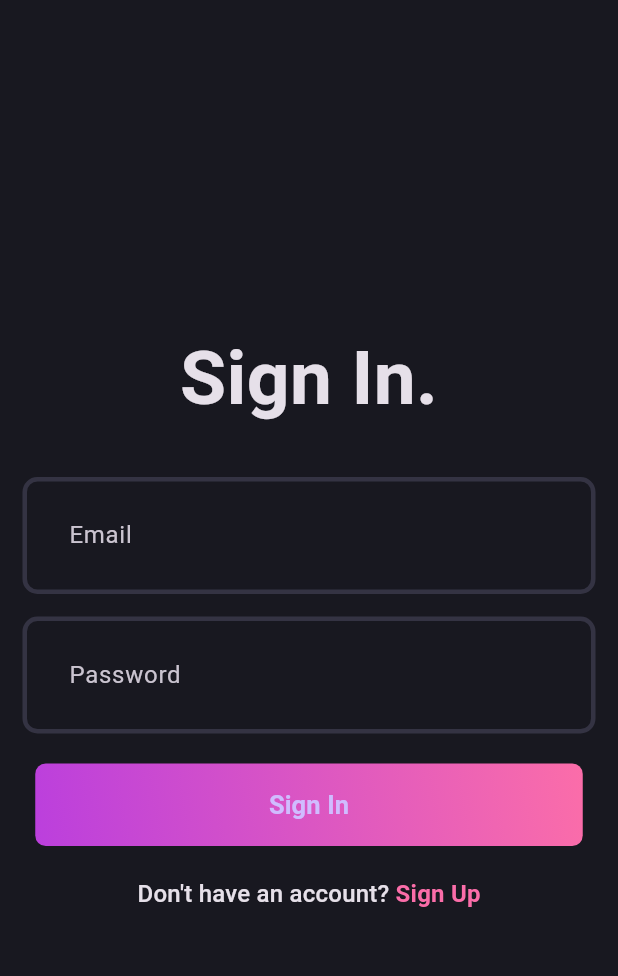
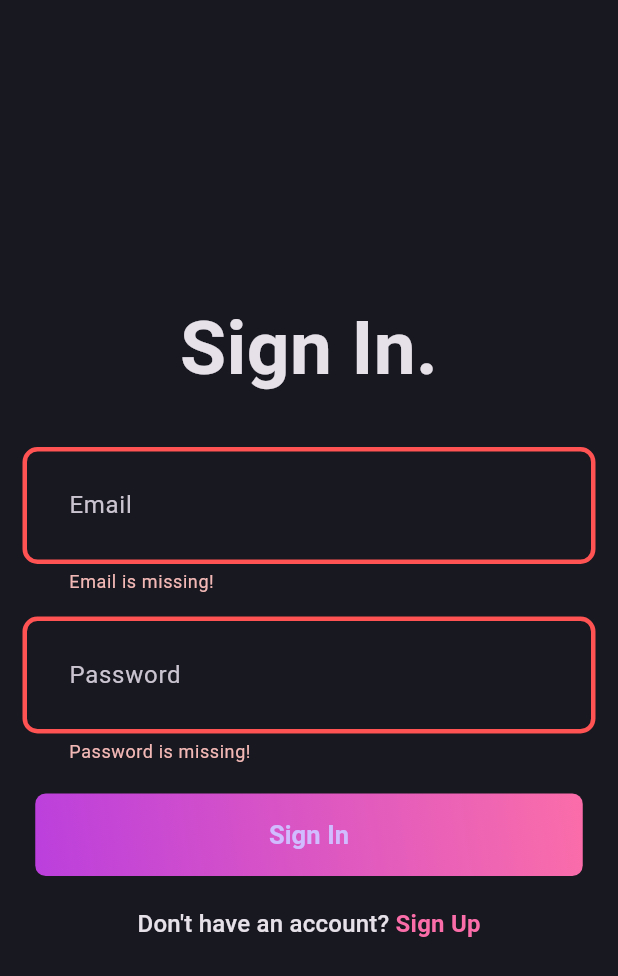
Before and after one commit to ehsanul1100/blog_app, a Flutter app: the screen it shows after launch, after a tap on "Sign In", on a phone screen of 412 x 824 dp. Shown: the top 976 px of the screen. Run offline on Flutter 3.47's test engine with Material 3 defaults, Android fonts, the phone set to English and light mode, and no system bars; our stand-ins replace cloud_firestore, firebase_auth, firebase_core, flutter_bloc, fpdart, gap and 1 more; accounts and stored records are empty.

Commit message:
Complete user Authentication feature.

```diff
--- /dev/null
+++ b/lib/features/auth/domain/usecases/user_login.dart
@@ -0,0 +1,22 @@
+import 'package:blog_app/core/error/failures.dart';
+import 'package:blog_app/core/usecase/usecase.dart';
+import 'package:blog_app/features/auth/domain/entities/user.dart';
+import 'package:blog_app/features/auth/domain/repository/auth_repository.dart';
+import 'package:fpdart/fpdart.dart';
+
+class UserLogin implements UseCase<User, UserLoginParameters> {
+  final AuthRepository authRepository;
+  const UserLogin({required this.authRepository});
+  @override
+  Future<Either<Failure, User>> call(UserLoginParameters params) async {
+    return await authRepository.logInWithEmailPassword(
+        email: params.email, password: params.password);
+  }
+}
+
+class UserLoginParameters {
+  final String email;
+  final String password;
+
+  UserLoginParameters({required this.email, required this.password});
+}
--- a/lib/features/auth/presentation/bloc/auth_bloc.dart
+++ b/lib/features/auth/presentation/bloc/auth_bloc.dart
@@ -1,4 +1,5 @@
 import 'package:blog_app/features/auth/domain/entities/user.dart';
+import 'package:blog_app/features/auth/domain/usecases/user_login.dart';
 import 'package:blog_app/features/auth/domain/usecases/user_sign_up.dart';
 import 'package:flutter/material.dart';
 import 'package:flutter_bloc/flutter_bloc.dart';
@@ -8,14 +9,27 @@ part 'auth_state.dart';
 
 class AuthBloc extends Bloc<AuthEvent, AuthState> {
   final UserSignUp _userSignUp;
-  AuthBloc({required UserSignUp userSignUp})
+  final UserLogin _userLogin;
+  AuthBloc({required UserSignUp userSignUp, required UserLogin userLogin})
       : _userSignUp = userSignUp,
+        _userLogin = userLogin,
         super(AuthInitial()) {
-    on<AuthSignUp>((event, emit) async {
-      final response = await _userSignUp(UserSignUpParams(
-          name: event.name, email: event.email, password: event.password));
-      response.fold((l) => emit(AuthFailure(message: l.message)),
-          (r) => emit(AuthSuccess(user: r)));
-    });
+    on<AuthSignUp>(_onAuthSignUp);
+    on<AuthLogin>(_onAuthLogin);
+  }
+  void _onAuthSignUp(AuthSignUp event, Emitter<AuthState> emit) async {
+    emit(AuthLoading());
+    final response = await _userSignUp(UserSignUpParams(
+        name: event.name, email: event.email, password: event.password));
+    response.fold((l) => emit(AuthFailure(message: l.message)),
+        (r) => emit(AuthSuccess(user: r)));
+  }
+
+  void _onAuthLogin(AuthLogin event, Emitter<AuthState> emit) async {
+    emit(AuthLoading());
+    final response = await _userLogin(
+        UserLoginParameters(email: event.email, password: event.password));
+    response.fold((l) => emit(AuthFailure(message: l.message)),
+        (r) => emit(AuthSuccess(user: r)));
   }
 }
--- a/lib/features/auth/presentation/bloc/auth_event.dart
+++ b/lib/features/auth/presentation/bloc/auth_event.dart
@@ -14,3 +14,13 @@ final class AuthSignUp extends AuthEvent {
     required this.password,
   });
 }
+
+class AuthLogin extends AuthEvent {
+  final String email;
+  final String password;
+
+  AuthLogin({
+    required this.email,
+    required this.password,
+  });
+}
--- a/lib/features/auth/presentation/pages/login_page.dart
+++ b/lib/features/auth/presentation/pages/login_page.dart
@@ -1,8 +1,12 @@
+import 'package:blog_app/core/common/widgets/loader.dart';
 import 'package:blog_app/core/theme/app_pallete.dart';
+import 'package:blog_app/core/utils/show_snackbar.dart';
+import 'package:blog_app/features/auth/presentation/bloc/auth_bloc.dart';
 import 'package:blog_app/features/auth/presentation/pages/signup_page.dart';
 import 'package:blog_app/features/auth/presentation/widgets/auth_field.dart';
 import 'package:blog_app/features/auth/presentation/widgets/auth_gradient_button.dart';
 import 'package:flutter/material.dart';
+import 'package:flutter_bloc/flutter_bloc.dart';
 import 'package:gap/gap.dart';
 
 class LoginPage extends StatefulWidget {
@@ -33,13 +37,24 @@ class _LoginPageState extends State<LoginPage> {
     return Scaffold(
       body: Padding(
         padding: const EdgeInsets.all(15.0),
-        child: Form(
+        child: BlocConsumer<AuthBloc, AuthState>(
+          listener: (context, state) {
+            if (state is AuthFailure) {
+              showSnackBar(context, state.message);
+            }
+          },
+          builder: (context, state) {
+            if (state is AuthLoading) {
+              return const Loader();
+            }
+            return Form(
               key: formKey,
               child: Column(
                 mainAxisAlignment: MainAxisAlignment.center,
                 children: [
                   Text('Sign In.',
-                  style: TextStyle(fontSize: 50, fontWeight: FontWeight.bold)),
+                      style:
+                          TextStyle(fontSize: 50, fontWeight: FontWeight.bold)),
                   Gap(30),
                   AuthField(
                     hintText: "Email",
@@ -54,7 +69,13 @@ class _LoginPageState extends State<LoginPage> {
                   Gap(20),
                   AuthGradientButton(
                     buttonText: 'Sign In',
-                onPressed: () {},
+                    onPressed: () {
+                      if (formKey.currentState!.validate()) {
+                        context.read<AuthBloc>().add(AuthLogin(
+                            email: emailController.text.trim(),
+                            password: passwordController.text.trim()));
+                      }
+                    },
                   ),
                   Gap(20),
                   GestureDetector(
@@ -79,6 +100,8 @@ class _LoginPageState extends State<LoginPage> {
                   )
                 ],
               ),
+            );
+          },
         ),
       ),
     );
--- a/lib/init_dependencies.dart
+++ b/lib/init_dependencies.dart
@@ -1,6 +1,7 @@
 import 'package:blog_app/features/auth/data/datasources/auth_remote_data_sources.dart';
 import 'package:blog_app/features/auth/data/repositories/auth_repository_impl.dart';
 import 'package:blog_app/features/auth/domain/repository/auth_repository.dart';
+import 'package:blog_app/features/auth/domain/usecases/user_login.dart';
 import 'package:blog_app/features/auth/domain/usecases/user_sign_up.dart';
 import 'package:blog_app/features/auth/presentation/bloc/auth_bloc.dart';
 import 'package:cloud_firestore/cloud_firestore.dart';
@@ -39,8 +40,14 @@ void _initAuth() {
     ),
   );
 
+  serviceLocator.registerFactory(
+    () => UserLogin(
+      authRepository: serviceLocator(),
+    ),
+  );
+
   serviceLocator.registerLazySingleton(
-    () => AuthBloc(userSignUp: serviceLocator()),
+    () => AuthBloc(userSignUp: serviceLocator(), userLogin: serviceLocator()),
   );
 }
 // Compare this snippet from lib/features/auth/data/repositories/auth_repository.dart:
```
Also changed, not shown: lib/core/common/widgets/loader.dart (added, +12 -0 lines), lib/core/utils/show_snackbar.dart (added, +7 -0 lines), lib/features/auth/data/datasources/auth_remote_data_sources.dart (+26 -3 lines), lib/features/auth/data/repositories/auth_repository_impl.dart (+17 -6 lines), lib/features/auth/presentation/pages/signup_page.dart (+17 -2 lines). Lines whose indentation alone changed are shown as unchanged.
